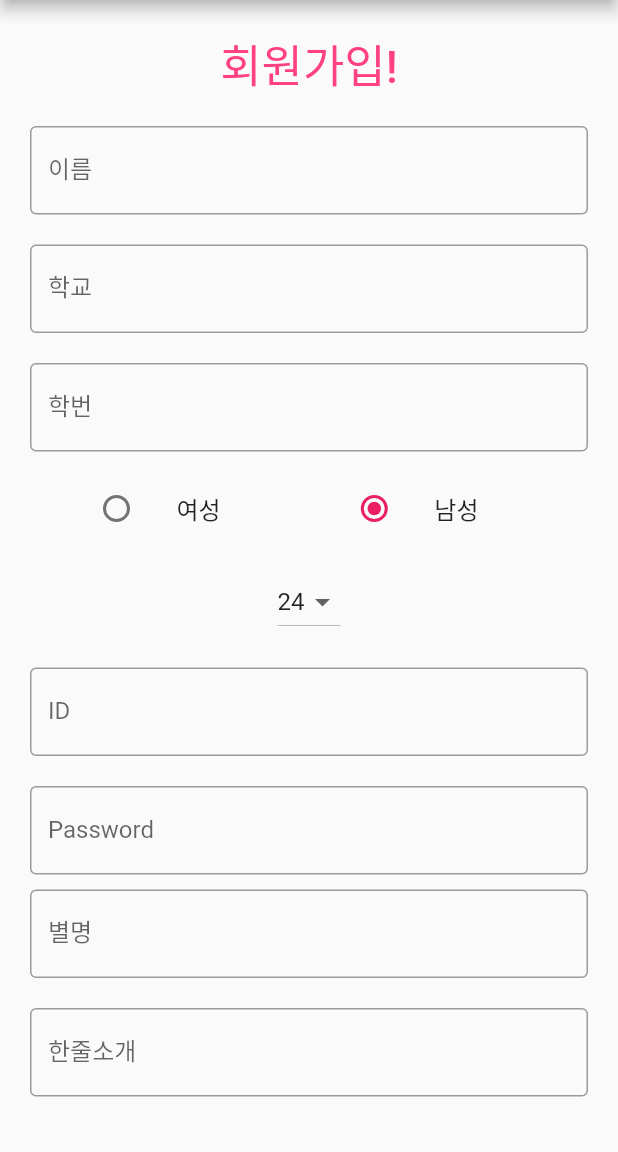
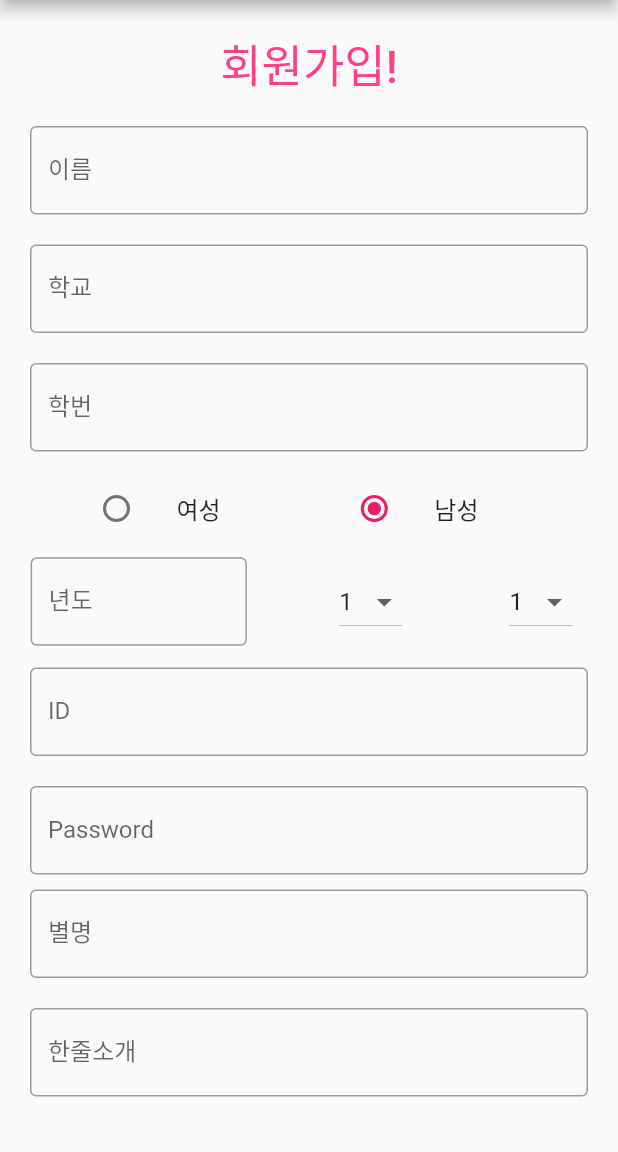
Before and after one commit to jhs60110/campusMeet_test, a Flutter app: the SignUpScreen screen opened directly, on a phone screen of 412 x 824 dp, the part 84-1236 px from its top. Run offline on Flutter 3.47's test engine with Material 2 defaults, Android fonts, the phone set to English and light mode, and no system bars.

Commit message:
year(textInput), month day (dropDown)

```diff
--- a/campus_meet/lib/screens/SignUp_Screen.dart
+++ b/campus_meet/lib/screens/SignUp_Screen.dart
@@ -1,5 +1,5 @@
 import 'package:flutter/material.dart';
-
+import 'package:campus_meet/main.dart';
 enum Gender { WOMEN, MAN }
 
 class SignUpScreen extends StatefulWidget {
@@ -8,6 +8,7 @@ class SignUpScreen extends StatefulWidget {
 }
 
 class _State extends State<SignUpScreen> {
+
   TextEditingController nameController = TextEditingController();
   TextEditingController universityController = TextEditingController();
   TextEditingController studentIDController = TextEditingController();
@@ -17,9 +18,12 @@ class _State extends State<SignUpScreen> {
   TextEditingController passwordController = TextEditingController();
   TextEditingController nicknameController = TextEditingController();
   TextEditingController introductionController = TextEditingController();
-  String dropdownvalue = '24';
-  var items =  ['19', '20', '21', '22', '23', '24', '25'];
+  TextEditingController yearController = TextEditingController();
+  // 안쓰는거 지워 !
+  String montDropdownvalue = '1';
+  String dayDropdownvalue = '1';
   Gender? _gender = Gender.MAN;
+
   // 학번 입력받을때 숫자패드만 보이게 아래 참고
   // https://stackoverflow.com/questions/49577781/how-to-create-number-input-field-in-flutter
 /*var _ageList = ['19', '20', '21', '22', '23', '24', '25'];
@@ -27,6 +31,18 @@ var _selectedValue = '24';8*/
 
   @override
   Widget build(BuildContext context) {
+
+    List month =[];
+      for (int i = 1; i < 13; i++){
+        String ii = i.toString();
+        month.add(ii);
+      }
+    List day =[];
+    for (int i = 1; i < 32; i++){
+      String ii = i.toString();
+      day.add(ii);
+    }    //잠만 월마다 일이 달라.....ㅠ
+
     return Scaffold(
         appBar: AppBar(
           title: Text('CampusMeet'),
@@ -115,55 +131,68 @@ var _selectedValue = '24';8*/
                 ),
 // https://api.flutter.dev/flutter/material/Radio-class.html 값을 어떻게 갖고오
 
-
-                /*Container(
-
-                  padding: EdgeInsets.all(10),
-                  child: Row(
-                  title: Text('남자'),
-                  value: Gender.MAN,
-                  groupValue: _gender,
-                  onChanged: (value){
-                    setState(() {
-                      _gender = value;
-                    });
-                  },
-
-                ),),
-*/
- ////////// 나이 시작
-               /* Container(
-                  padding: EdgeInsets.all(10),
+                Row(
+                  mainAxisAlignment: MainAxisAlignment.spaceEvenly,
+                  children: [
+                    SizedBox(
+                      width: MediaQuery.of(context).size.width*0.35,
                       child: TextField(
-                    controller: ageController,
+                        controller: yearController,
                         decoration: InputDecoration(
                           border: OutlineInputBorder(),
-                      labelText: '나이', //텍스트필드말고 드론다운? 수정불가로
+                          labelText: '년도',
                         ),
                       ),
-                ),*/
-
-                Container(
-                  padding: EdgeInsets.all(10),
+                    ),
+                    SizedBox(
+                        width: MediaQuery.of(context).size.width*0.35,
                       child: Center(
-
                         child: DropdownButton(
-                      value: dropdownvalue,
-                      items:items.map((String items) {
+                          value: montDropdownvalue,
+                          items:month.map((month) {
                             return DropdownMenuItem(
-                            value: items,
-                            child: Text(items)
+                                value: month,
+                                child: Text(month)
                             );
                           }
                           ).toList(),
                           onChanged: (newValue){
                             setState(() {
-                          dropdownvalue = newValue as String;
+                              montDropdownvalue = newValue as String;
                             });
                           },
                         ),
+
                       )
                     ),
+                    Container(
+                        padding: EdgeInsets.all(10),
+                        child: Center(
+                          child: DropdownButton(
+                            value: dayDropdownvalue,
+                            items:day.map((day) {
+                              return DropdownMenuItem(
+                                  value: day,
+                                  child: Text(day)
+                              );
+                            }
+                            ).toList(),
+                            onChanged: (newValue){
+                              setState(() {
+                                dayDropdownvalue = newValue as String;
+                              });
+                            },
+                          ),
+
+                        )
+                    ),
+                  ],
+
+
+                ),
+
+
+
           /////////나이  끝
                 Container(
                   padding: EdgeInsets.all(10),
@@ -196,7 +225,6 @@ var _selectedValue = '24';8*/
                     ),
                   ),
                 ),
-
 
                 Container(
                   padding: EdgeInsets.all(10),
@@ -234,6 +262,7 @@ var _selectedValue = '24';8*/
                         print(passwordController.text);
                         print(nicknameController.text);
                         print(introductionController.text);
+                        print(yearController.text);
 
                       },
                     )),
```
Also changed, not shown: campus_meet/lib/screens/radio_test.dart (deleted). Lines whose indentation alone changed are shown as unchanged.
